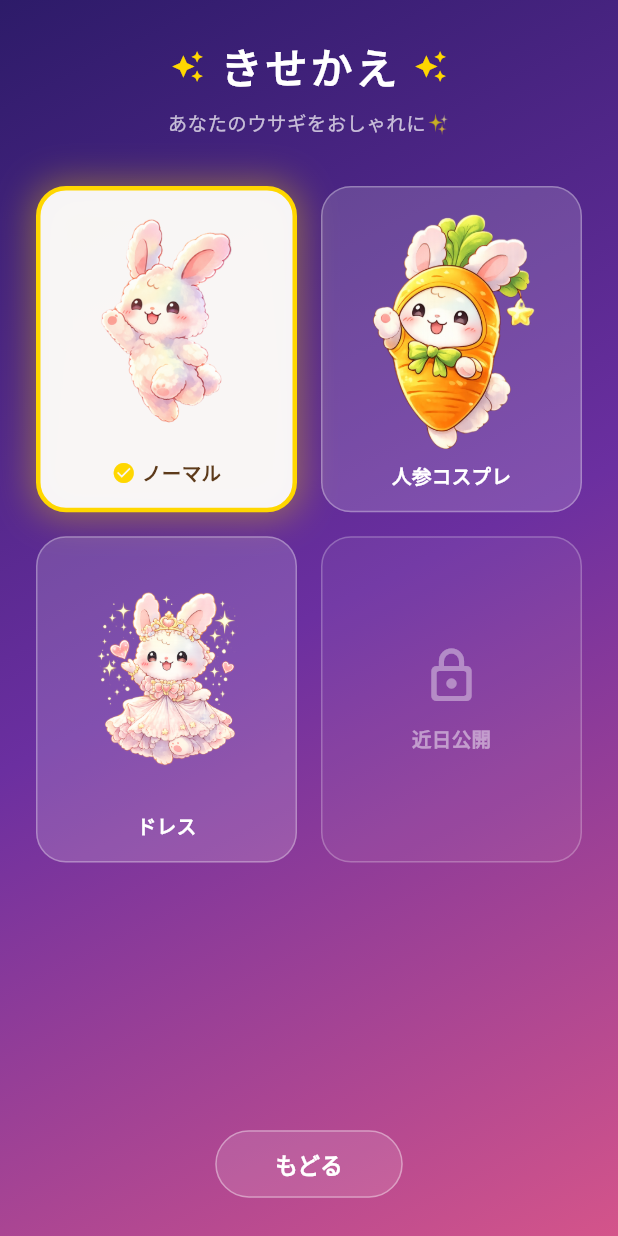
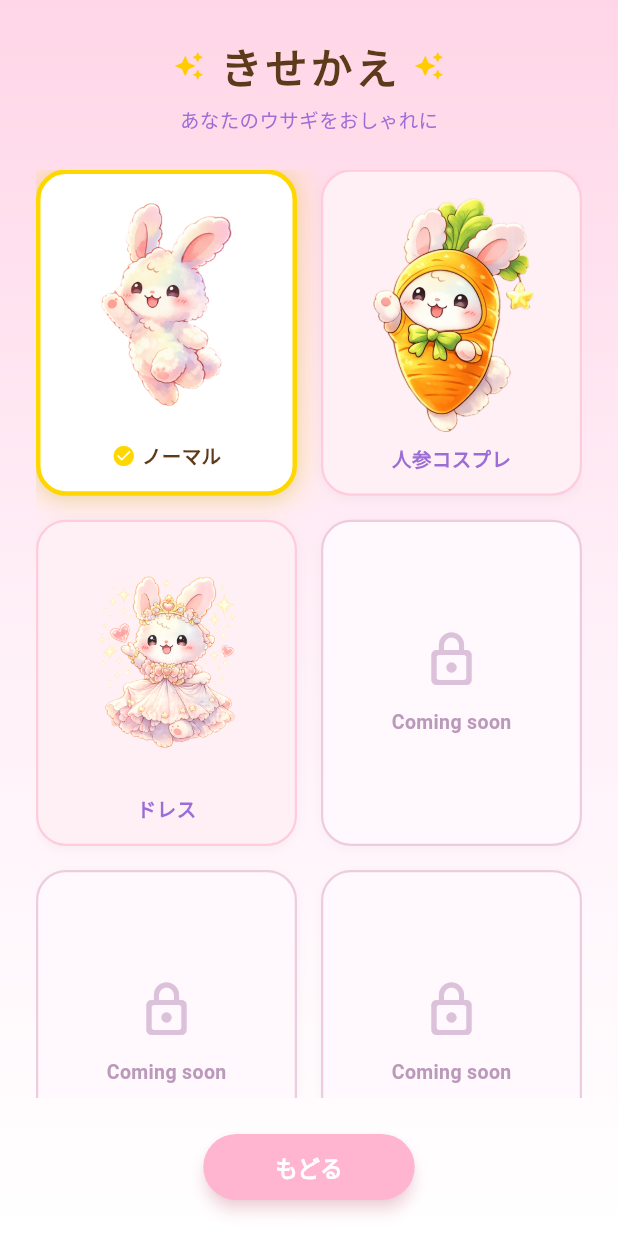
Before and after one commit to mino-works/simple-mirror, a Flutter app: the CostumeScreen screen opened directly, on a phone screen of 412 x 824 dp. Run offline on Flutter 3.47's test engine with Material 3 defaults, Android fonts, the phone set to English and light mode, and no system bars; our stand-ins replace camera, flutter_riverpod, permission_handler, shared_preferences; accounts and stored records are empty; Roboto replaces fonts that are missing (Hiragino Sans).

```diff
--- a/lib/screens/costume_screen.dart
+++ b/lib/screens/costume_screen.dart
@@ -7,8 +7,7 @@ class CostumeScreen extends ConsumerWidget {
   const CostumeScreen({super.key});
 
   static const _available = [Costume.normal, Costume.carrot, Costume.dress];
-  // 近日公開の枠数（グリッドをきれいに見せるため）
-  static const _comingSoonCount = 1;
+  static const _comingSoonCount = 5;
 
   @override
   Widget build(BuildContext context, WidgetRef ref) {
@@ -18,12 +17,12 @@ class CostumeScreen extends ConsumerWidget {
       body: Container(
         decoration: const BoxDecoration(
           gradient: LinearGradient(
-            begin: Alignment.topLeft,
-            end: Alignment.bottomRight,
+            begin: Alignment.topCenter,
+            end: Alignment.bottomCenter,
             colors: [
-              Color(0xFF2D1B69),
-              Color(0xFF6B2FA0),
-              Color(0xFFD4548A),
+              Color(0xFFFFD6E7),
+              Color(0xFFFFF0F8),
+              Colors.white,
             ],
           ),
         ),
@@ -31,19 +30,17 @@ class CostumeScreen extends ConsumerWidget {
           child: Column(
             children: [
               const SizedBox(height: 24),
-              // ── タイトル ──
               _buildTitle(),
-              const SizedBox(height: 8),
+              const SizedBox(height: 6),
               const Text(
-                'あなたのウサギをおしゃれに✨',
+                'あなたのウサギをおしゃれに',
                 style: TextStyle(
-                  color: Colors.white70,
+                  color: Color(0xFF9B6DD6),
                   fontSize: 13,
                   fontWeight: FontWeight.w500,
                 ),
               ),
-              const SizedBox(height: 32),
-              // ── コスチュームグリッド ──
+              const SizedBox(height: 24),
               Expanded(
                 child: Padding(
                   padding: const EdgeInsets.symmetric(horizontal: 24),
@@ -66,18 +63,20 @@ class CostumeScreen extends ConsumerWidget {
                   ),
                 ),
               ),
-              // ── 戻るボタン ──
               Padding(
                 padding: const EdgeInsets.symmetric(vertical: 24),
-                child: TextButton(
+                child: SizedBox(
+                  height: 44,
+                  child: ElevatedButton(
                     onPressed: () => Navigator.of(context).pop(),
-                  style: TextButton.styleFrom(
-                    backgroundColor: Colors.white.withAlpha(30),
-                    padding: const EdgeInsets.symmetric(horizontal: 40, vertical: 12),
+                    style: ElevatedButton.styleFrom(
+                      backgroundColor: const Color(0xFFFFB5D0),
                       shape: RoundedRectangleBorder(
                         borderRadius: BorderRadius.circular(30),
-                      side: const BorderSide(color: Colors.white38, width: 1),
                       ),
+                      elevation: 4,
+                      shadowColor: const Color(0x66FF6E99),
+                      padding: const EdgeInsets.symmetric(horizontal: 48),
                     ),
                     child: const Text(
                       'もどる',
@@ -85,6 +84,7 @@ class CostumeScreen extends ConsumerWidget {
                         color: Colors.white,
                         fontSize: 15,
                         fontWeight: FontWeight.w700,
+                      ),
                     ),
                   ),
                 ),
@@ -99,36 +99,25 @@ class CostumeScreen extends ConsumerWidget {
   Widget _buildTitle() {
     return Row(
       mainAxisAlignment: MainAxisAlignment.center,
-      children: [
-        const _StarIcon(),
-        const SizedBox(width: 10),
-        const Text(
+      children: const [
+        Icon(Icons.auto_awesome, color: Color(0xFFFFCC00), size: 20),
+        SizedBox(width: 10),
+        Text(
           'きせかえ',
           style: TextStyle(
-            color: Colors.white,
+            color: Color(0xFF5D3A1A),
             fontSize: 28,
             fontWeight: FontWeight.w900,
             letterSpacing: 2,
           ),
         ),
-        const SizedBox(width: 10),
-        const _StarIcon(),
+        SizedBox(width: 10),
+        Icon(Icons.auto_awesome, color: Color(0xFFFFCC00), size: 20),
       ],
     );
   }
 }
 
-// ── 星デコレーション ──────────────────────────────────────────────
-class _StarIcon extends StatelessWidget {
-  const _StarIcon();
-
-  @override
-  Widget build(BuildContext context) {
-    return const Icon(Icons.auto_awesome, color: Color(0xFFFFD700), size: 22);
-  }
-}
-
-// ── コスチュームカード ─────────────────────────────────────────────
 class _CostumeCard extends StatelessWidget {
   const _CostumeCard({
     required this.costume,
@@ -147,28 +136,36 @@ class _CostumeCard extends StatelessWidget {
       child: AnimatedContainer(
         duration: const Duration(milliseconds: 200),
         decoration: BoxDecoration(
-          color: isSelected
-              ? Colors.white.withAlpha(240)
-              : Colors.white.withAlpha(40),
+          color: isSelected ? Colors.white : const Color(0xFFFFF0F5),
           borderRadius: BorderRadius.circular(20),
           border: Border.all(
-            color: isSelected ? const Color(0xFFFFD700) : Colors.white30,
-            width: isSelected ? 3 : 1,
+            color: isSelected ? const Color(0xFFFFD700) : const Color(0xFFFFCCDD),
+            width: isSelected ? 3 : 1.5,
           ),
           boxShadow: isSelected
               ? [
                   BoxShadow(
-                    color: const Color(0xFFFFD700).withAlpha(100),
-                    blurRadius: 20,
+                    color: const Color(0xFFFFD700).withAlpha(80),
+                    blurRadius: 16,
                     spreadRadius: 2,
                   ),
+                  BoxShadow(
+                    color: Colors.black.withAlpha(15),
+                    blurRadius: 8,
+                    offset: const Offset(0, 3),
+                  ),
                 ]
-              : [],
+              : [
+                  BoxShadow(
+                    color: Colors.black.withAlpha(10),
+                    blurRadius: 6,
+                    offset: const Offset(0, 2),
+                  ),
+                ],
         ),
         child: Column(
           mainAxisAlignment: MainAxisAlignment.center,
           children: [
-            // プレビュー画像
             Expanded(
               child: Padding(
                 padding: const EdgeInsets.fromLTRB(16, 16, 16, 8),
@@ -178,14 +175,11 @@ class _CostumeCard extends StatelessWidget {
                   errorBuilder: (_, _, _) => Icon(
                     Icons.pets,
                     size: 60,
-                    color: isSelected
-                        ? const Color(0xFF775377)
-                        : Colors.white54,
+                    color: isSelected ? const Color(0xFF9B6DD6) : const Color(0xFFCCAADD),
                   ),
                 ),
               ),
             ),
-            // ラベル
             Padding(
               padding: const EdgeInsets.only(bottom: 14),
               child: Row(
@@ -205,9 +199,7 @@ class _CostumeCard extends StatelessWidget {
                     style: TextStyle(
                       fontSize: 13,
                       fontWeight: FontWeight.w800,
-                      color: isSelected
-                          ? const Color(0xFF5D3A1A)
-                          : Colors.white,
+                      color: isSelected ? const Color(0xFF5D3A1A) : const Color(0xFF9B6DD6),
                     ),
                   ),
                 ],
@@ -220,7 +212,6 @@ class _CostumeCard extends StatelessWidget {
   }
 }
 
-// ── 近日公開カード ────────────────────────────────────────────────
 class _ComingSoonCard extends StatelessWidget {
   const _ComingSoonCard();
 
@@ -228,9 +219,16 @@ class _ComingSoonCard extends StatelessWidget {
   Widget build(BuildContext context) {
     return Container(
       decoration: BoxDecoration(
-        color: Colors.white.withAlpha(15),
+        color: const Color(0xFFFFF8FC),
         borderRadius: BorderRadius.circular(20),
-        border: Border.all(color: Colors.white24, width: 1),
+        border: Border.all(color: const Color(0xFFEECCDD), width: 1.5),
+        boxShadow: [
+          BoxShadow(
+            color: Colors.black.withAlpha(8),
+            blurRadius: 6,
+            offset: const Offset(0, 2),
+          ),
+        ],
       ),
       child: Column(
         mainAxisAlignment: MainAxisAlignment.center,
@@ -238,15 +236,15 @@ class _ComingSoonCard extends StatelessWidget {
           Icon(
             Icons.lock_outline_rounded,
             size: 40,
-            color: Colors.white.withAlpha(100),
+            color: const Color(0xFFCCAACC).withAlpha(180),
           ),
           const SizedBox(height: 12),
-          Text(
-            '近日公開',
+          const Text(
+            'Coming soon',
             style: TextStyle(
               fontSize: 13,
               fontWeight: FontWeight.w700,
-              color: Colors.white.withAlpha(120),
+              color: Color(0xFFBB99BB),
             ),
           ),
         ],
--- a/pubspec.yaml
+++ b/pubspec.yaml
@@ -16,7 +16,7 @@ publish_to: "none" # Remove this line if you wish to publish to pub.dev
 # https://developer.apple.com/library/archive/documentation/General/Reference/InfoPlistKeyReference/Articles/CoreFoundationKeys.html
 # In Windows, build-name is used as the major, minor, and patch parts
 # of the product and file versions while build-number is used as the build suffix.
-version: 1.5.1+11
+version: 1.6.0+12
 
 environment:
   sdk: ^3.11.1
```
Also changed, not shown: lib/screens/fortune_result_screen.dart (+5 -9 lines), lib/screens/mirror_screen.dart (+89 -93 lines). Lines whose indentation alone changed are shown as unchanged.
